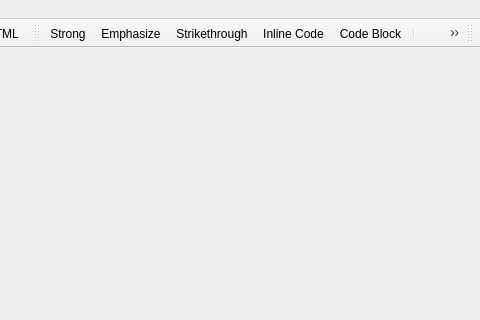
The window that client/mainwindow.ui (missdeer/KarenMeu) describes before a commit, drawn with Qt 5; both pictures show x 803 to 1283 and y 0 to 320 of the 1283 by 671 pixel window.
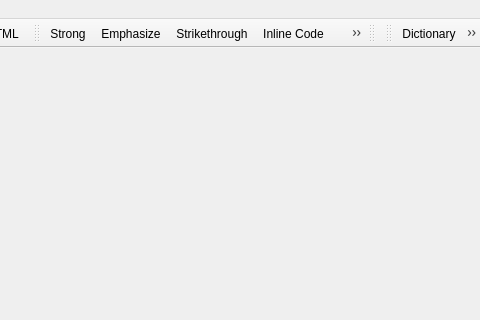
The same window after the commit. Icons and pictures are not drawn.

Commit message: add icons for actions

What changed in the file:
```diff
--- a/client/mainwindow.ui
+++ b/client/mainwindow.ui
@@ -285,6 +285,21 @@
     <bool>false</bool>
    </attribute>
   </widget>
+  <widget class="QToolBar" name="translateToolBar">
+   <property name="windowTitle">
+    <string>toolBar</string>
+   </property>
+   <attribute name="toolBarArea">
+    <enum>TopToolBarArea</enum>
+   </attribute>
+   <attribute name="toolBarBreak">
+    <bool>false</bool>
+   </attribute>
+   <addaction name="actionDictionary"/>
+   <addaction name="actionTranslateSelected"/>
+   <addaction name="actionTranslateTextInClipboard"/>
+   <addaction name="actionTranslateFullText"/>
+  </widget>
   <action name="actionNewMarkdown">
    <property name="icon">
     <iconset resource="karenmeu.qrc">
```
Left out of the diff: 10 changed lines with no effect on the pictures. The commit also changes 5 other files.
